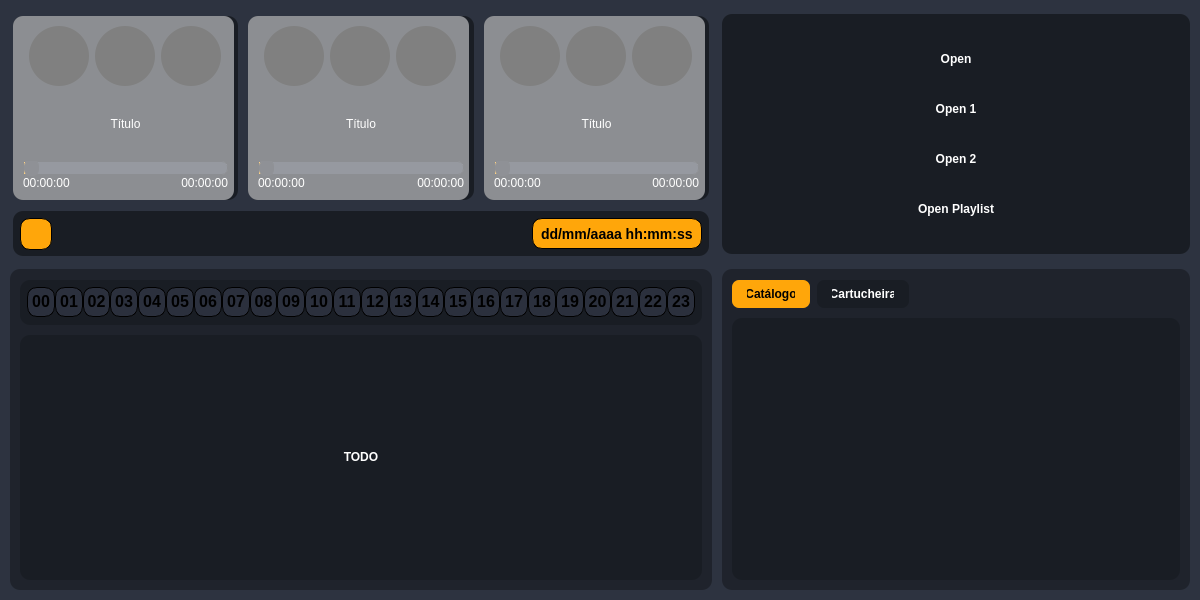
BrunoCardosoFS/NaxiStudioMix, file UI/player.ui: the form before one commit.
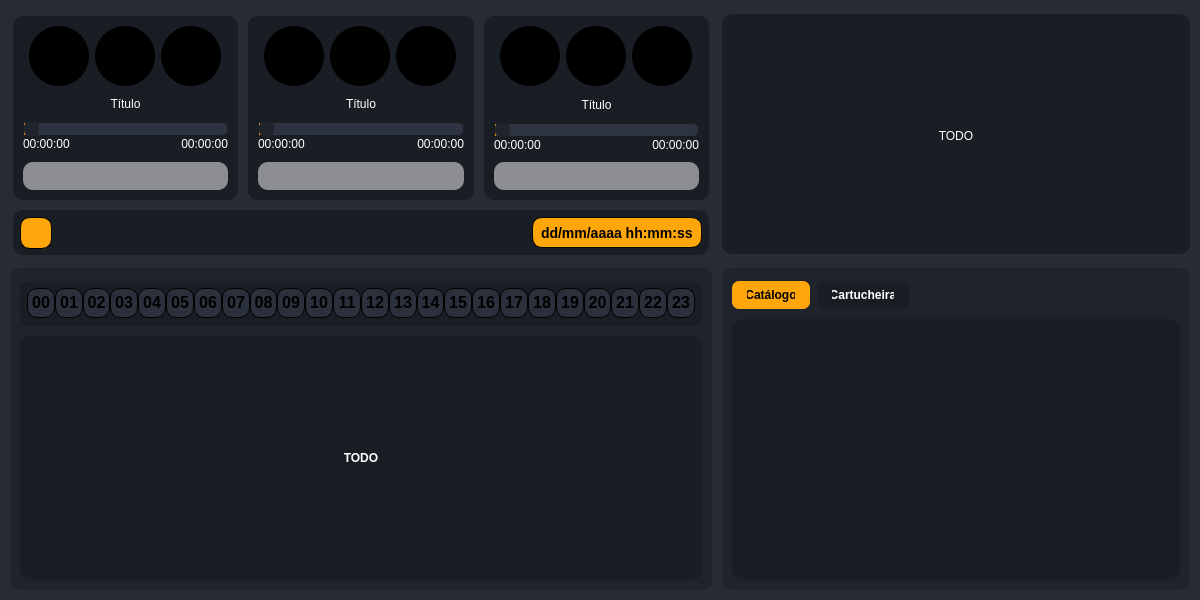
The form after the commit. The open tabs and pages were chosen to show the change. Icons and pictures are not drawn.

Patch:
```diff
--- a/UI/player.ui
+++ b/UI/player.ui
@@ -46,9 +46,9 @@
      <colorrole role="Button">
       <brush brushstyle="SolidPattern">
        <color alpha="255">
-        <red>45</red>
-        <green>51</green>
-        <blue>64</blue>
+        <red>38</red>
+        <green>43</green>
+        <blue>54</blue>
        </color>
       </brush>
      </colorrole>
@@ -73,18 +73,18 @@
      <colorrole role="Base">
       <brush brushstyle="SolidPattern">
        <color alpha="255">
-        <red>45</red>
-        <green>51</green>
-        <blue>64</blue>
+        <red>38</red>
+        <green>43</green>
+        <blue>54</blue>
        </color>
       </brush>
      </colorrole>
      <colorrole role="Window">
       <brush brushstyle="SolidPattern">
        <color alpha="255">
-        <red>45</red>
-        <green>51</green>
-        <blue>64</blue>
+        <red>38</red>
+        <green>43</green>
+        <blue>54</blue>
        </color>
       </brush>
      </colorrole>
@@ -120,9 +120,9 @@
      <colorrole role="Button">
       <brush brushstyle="SolidPattern">
        <color alpha="255">
-        <red>45</red>
-        <green>51</green>
-        <blue>64</blue>
+        <red>38</red>
+        <green>43</green>
+        <blue>54</blue>
        </color>
       </brush>
      </colorrole>
@@ -147,18 +147,18 @@
      <colorrole role="Base">
       <brush brushstyle="SolidPattern">
        <color alpha="255">
-        <red>45</red>
-        <green>51</green>
-        <blue>64</blue>
+        <red>38</red>
+        <green>43</green>
+        <blue>54</blue>
        </color>
       </brush>
      </colorrole>
      <colorrole role="Window">
       <brush brushstyle="SolidPattern">
        <color alpha="255">
-        <red>45</red>
-        <green>51</green>
-        <blue>64</blue>
+        <red>38</red>
+        <green>43</green>
+        <blue>54</blue>
        </color>
       </brush>
      </colorrole>
@@ -194,9 +194,9 @@
      <colorrole role="Button">
       <brush brushstyle="SolidPattern">
        <color alpha="255">
-        <red>45</red>
-        <green>51</green>
-        <blue>64</blue>
+        <red>38</red>
+        <green>43</green>
+        <blue>54</blue>
        </color>
       </brush>
      </colorrole>
@@ -221,18 +221,18 @@
      <colorrole role="Base">
       <brush brushstyle="SolidPattern">
        <color alpha="255">
-        <red>45</red>
-        <green>51</green>
-        <blue>64</blue>
+        <red>38</red>
+        <green>43</green>
+        <blue>54</blue>
        </color>
       </brush>
      </colorrole>
      <colorrole role="Window">
       <brush brushstyle="SolidPattern">
        <color alpha="255">
-        <red>45</red>
-        <green>51</green>
-        <blue>64</blue>
+        <red>38</red>
+        <green>43</green>
+        <blue>54</blue>
        </color>
       </brush>
      </colorrole>
@@ -267,7 +267,7 @@
 }
 
 QWidget#player, QWidget#centralwidget{
-	background: #2D3340;
+	background: #262B36;
 }
 
 QPushButton{
@@ -281,6 +281,14 @@
 
 QPushButton:hover {
     background: #2D3340;
+}
+
+QLineEdit{
+	background: #232731;
+    border: none;
+    padding:  7px 10px;
+    color: #fff;
+    border-radius: 7px;
 }</string>
   </property>
   <property name="documentMode">
@@ -375,7 +383,7 @@
         <number>7</number>
        </property>
        <property name="topMargin">
-        <number>5</number>
+        <number>7</number>
        </property>
        <property name="rightMargin">
         <number>7</number>
@@ -1319,7 +1327,7 @@
         <number>7</number>
        </property>
        <property name="topMargin">
-        <number>5</number>
+        <number>7</number>
        </property>
        <property name="rightMargin">
         <number>7</number>
@@ -1383,7 +1391,7 @@
           <enum>QTabWidget::Rounded</enum>
          </property>
          <property name="currentIndex">
-          <number>1</number>
+          <number>0</number>
          </property>
          <property name="elideMode">
           <enum>Qt::ElideNone</enum>
@@ -1412,8 +1420,13 @@
           </property>
           <property name="styleSheet">
            <string notr="true">#foldersList{
+border-radius: 10px;
+}
+
+#filesArea{
 background: #181c23;
 border-radius: 10px;
+border:none;
 }
 
 #filesList{
@@ -1482,7 +1495,7 @@
                 <x>0</x>
                 <y>0</y>
                 <width>432</width>
-                <height>252</height>
+                <height>250</height>
                </rect>
               </property>
               <layout class="QVBoxLayout" name="cartScrollLayout">
@@ -1541,33 +1554,12 @@
       </property>
       <layout class="QVBoxLayout" name="verticalLayout">
        <item>
-        <widget class="QPushButton" name="openMusic">
-         <property name="styleSheet">
-          <string notr="true"/>
-         </property>
+        <widget class="QLabel" name="label">
          <property name="text">
-          <string>Open</string>
+          <string>TODO</string>
          </property>
-        </widget>
-       </item>
-       <item>
-        <widget class="QPushButton" name="openMusic1">
-         <property name="text">
-          <string>Open 1</string>
-         </property>
-        </widget>
-       </item>
-       <item>
-        <widget class="QPushButton" name="openMusic2">
-         <property name="text">
-          <string>Open 2</string>
-         </property>
-        </widget>
-       </item>
-       <item>
-        <widget class="QPushButton" name="openPlaylist">
-         <property name="text">
-          <string>Open Playlist</string>
+         <property name="alignment">
+          <set>Qt::AlignCenter</set>
          </property>
         </widget>
        </item>
@@ -1754,7 +1746,7 @@
             <property name="styleSheet">
              <string notr="true"/>
             </property>
-            <layout class="QVBoxLayout" name="player1Layout" stretch="0,1,0">
+            <layout class="QVBoxLayout" name="player1Layout" stretch="0,1,0,0">
              <property name="spacing">
               <number>11</number>
              </property>
@@ -1999,19 +1991,11 @@
                </layout>
               </widget>
              </item>
-            </layout>
+             <item>
             <widget class="QPushButton" name="loadMediaPlayer1">
              <property name="enabled">
               <bool>true</bool>
              </property>
-             <property name="geometry">
-              <rect>
-               <x>0</x>
-               <y>0</y>
-               <width>221</width>
-               <height>184</height>
-              </rect>
-             </property>
              <property name="sizePolicy">
               <sizepolicy hsizetype="Expanding" vsizetype="Expanding">
                <horstretch>0</horstretch>
@@ -2025,6 +2009,8 @@
               <string/>
              </property>
             </widget>
+             </item>
+            </layout>
            </widget>
           </item>
           <item>
@@ -2048,7 +2034,7 @@
             <property name="styleSheet">
              <string notr="true"/>
             </property>
-            <layout class="QVBoxLayout" name="player2Layout" stretch="0,1,0">
+            <layout class="QVBoxLayout" name="player2Layout" stretch="0,1,0,0">
              <property name="spacing">
               <number>11</number>
              </property>
@@ -2287,16 +2273,8 @@
                </layout>
               </widget>
              </item>
-            </layout>
+             <item>
             <widget class="QPushButton" name="loadMediaPlayer2">
-             <property name="geometry">
-              <rect>
-               <x>0</x>
-               <y>0</y>
-               <width>221</width>
-               <height>184</height>
-              </rect>
-             </property>
              <property name="sizePolicy">
               <sizepolicy hsizetype="Expanding" vsizetype="Expanding">
                <horstretch>0</horstretch>
@@ -2310,6 +2288,8 @@
               <string/>
              </property>
             </widget>
+             </item>
+            </layout>
            </widget>
           </item>
           <item>
@@ -2333,9 +2313,9 @@
             <property name="styleSheet">
              <string notr="true"/>
             </property>
-            <layout class="QVBoxLayout" name="player3Layout" stretch="0,1,0">
+            <layout class="QVBoxLayout" name="player3Layout" stretch="0,1,0,0">
              <property name="spacing">
-              <number>11</number>
+              <number>10</number>
              </property>
              <property name="leftMargin">
               <number>10</number>
@@ -2578,16 +2558,8 @@
                </layout>
               </widget>
              </item>
-            </layout>
+             <item>
             <widget class="QPushButton" name="loadMediaPlayer3">
-             <property name="geometry">
-              <rect>
-               <x>0</x>
-               <y>0</y>
-               <width>221</width>
-               <height>184</height>
-              </rect>
-             </property>
              <property name="sizePolicy">
               <sizepolicy hsizetype="Expanding" vsizetype="Expanding">
                <horstretch>0</horstretch>
@@ -2601,6 +2573,8 @@
               <string/>
              </property>
             </widget>
+             </item>
+            </layout>
            </widget>
           </item>
          </layout>
@@ -2617,7 +2591,7 @@
          <property name="sizeHint" stdset="0">
           <size>
            <width>20</width>
-           <height>11</height>
+           <height>10</height>
           </size>
          </property>
         </spacer>
```
Lines whose indentation alone changed are shown as unchanged.
